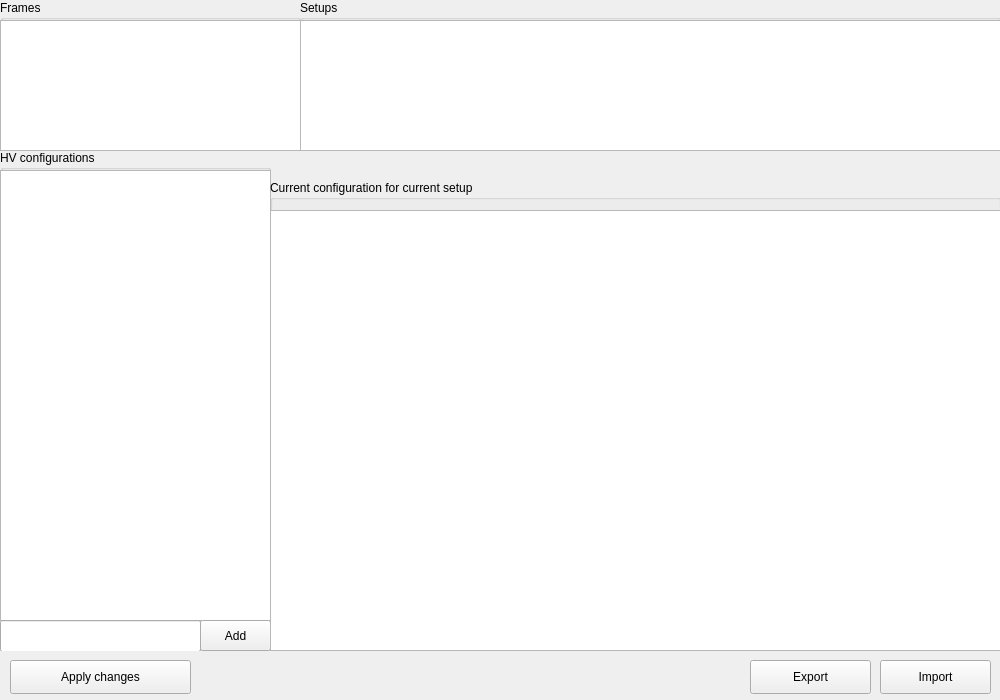
Above: mainwindow.ui from JPETTomography/JPet-HV-GUI-tool before the change. Below: the same form after it.
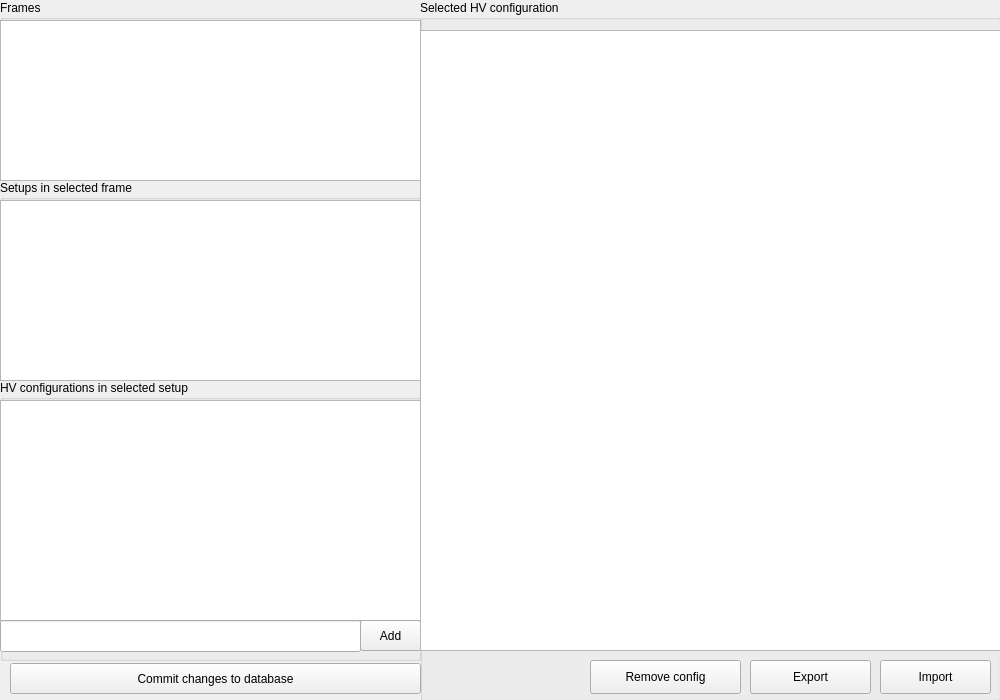
That is the form after the change.

Commit message: HV configs editting has been implemented

```diff
--- a/mainwindow.ui
+++ b/mainwindow.ui
@@ -36,21 +36,21 @@
     <property name="geometry">
      <rect>
       <x>0</x>
-      <y>150</y>
-      <width>271</width>
-      <height>501</height>
+      <y>380</y>
+      <width>421</width>
+      <height>281</height>
      </rect>
     </property>
     <property name="title">
-     <string>HV configurations</string>
+     <string>HV configurations in selected setup</string>
     </property>
     <widget class="QTableView" name="configs">
      <property name="geometry">
       <rect>
        <x>0</x>
        <y>20</y>
-       <width>271</width>
-       <height>451</height>
+       <width>421</width>
+       <height>221</height>
       </rect>
      </property>
      <property name="alternatingRowColors">
@@ -60,9 +60,9 @@
     <widget class="QPushButton" name="pushButton_4">
      <property name="geometry">
       <rect>
-       <x>200</x>
-       <y>470</y>
-       <width>71</width>
+       <x>360</x>
+       <y>240</y>
+       <width>61</width>
        <height>31</height>
       </rect>
      </property>
@@ -74,8 +74,8 @@
      <property name="geometry">
       <rect>
        <x>0</x>
-       <y>470</y>
-       <width>201</width>
+       <y>240</y>
+       <width>361</width>
        <height>32</height>
       </rect>
      </property>
@@ -86,8 +86,8 @@
      <rect>
       <x>0</x>
       <y>0</y>
-      <width>301</width>
-      <height>151</height>
+      <width>421</width>
+      <height>181</height>
      </rect>
     </property>
     <property name="title">
@@ -98,8 +98,8 @@
       <rect>
        <x>0</x>
        <y>20</y>
-       <width>301</width>
-       <height>131</height>
+       <width>421</width>
+       <height>161</height>
       </rect>
      </property>
      <property name="alternatingRowColors">
@@ -110,22 +110,22 @@
    <widget class="QGroupBox" name="groupBox_3">
     <property name="geometry">
      <rect>
-      <x>300</x>
-      <y>0</y>
-      <width>701</width>
-      <height>151</height>
+      <x>0</x>
+      <y>180</y>
+      <width>421</width>
+      <height>201</height>
      </rect>
     </property>
     <property name="title">
-     <string>Setups</string>
+     <string>Setups in selected frame</string>
     </property>
     <widget class="QTableView" name="Setups">
      <property name="geometry">
       <rect>
        <x>0</x>
        <y>20</y>
-       <width>701</width>
-       <height>131</height>
+       <width>421</width>
+       <height>181</height>
       </rect>
      </property>
      <property name="alternatingRowColors">
@@ -136,46 +136,45 @@
    <widget class="QGroupBox" name="groupBox_4">
     <property name="geometry">
      <rect>
-      <x>270</x>
-      <y>180</y>
-      <width>731</width>
-      <height>471</height>
+      <x>420</x>
+      <y>0</y>
+      <width>581</width>
+      <height>701</height>
      </rect>
     </property>
     <property name="title">
-     <string>Current configuration for current setup</string>
+     <string>Selected HV configuration</string>
     </property>
     <widget class="QTableView" name="curentconfig">
      <property name="geometry">
       <rect>
        <x>0</x>
        <y>30</y>
-       <width>731</width>
-       <height>441</height>
+       <width>581</width>
+       <height>621</height>
       </rect>
      </property>
      <property name="alternatingRowColors">
       <bool>true</bool>
      </property>
     </widget>
-   </widget>
-   <widget class="QPushButton" name="pushButton">
+    <widget class="QPushButton" name="pushButton_5">
     <property name="geometry">
      <rect>
-      <x>10</x>
+       <x>170</x>
       <y>660</y>
-      <width>181</width>
+       <width>151</width>
       <height>34</height>
      </rect>
     </property>
     <property name="text">
-     <string>Apply changes</string>
+      <string>Remove config</string>
     </property>
    </widget>
    <widget class="QPushButton" name="pushButton_2">
     <property name="geometry">
      <rect>
-      <x>750</x>
+       <x>330</x>
       <y>660</y>
       <width>121</width>
       <height>34</height>
@@ -188,7 +187,7 @@
    <widget class="QPushButton" name="pushButton_3">
     <property name="geometry">
      <rect>
-      <x>880</x>
+       <x>460</x>
       <y>660</y>
       <width>111</width>
       <height>34</height>
@@ -196,6 +195,20 @@
     </property>
     <property name="text">
      <string>Import</string>
+     </property>
+    </widget>
+   </widget>
+   <widget class="QPushButton" name="pushButton">
+    <property name="geometry">
+     <rect>
+      <x>10</x>
+      <y>663</y>
+      <width>411</width>
+      <height>31</height>
+     </rect>
+    </property>
+    <property name="text">
+     <string>Commit changes to database</string>
     </property>
    </widget>
   </widget>
```
Lines whose indentation alone changed are shown as unchanged. The commit also changes 4 other files.
